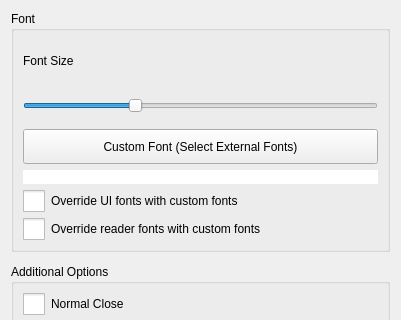
ic005k/Knot-Legacy, file src/Preferences.ui: the form before one commit; both pictures show x 0 to 401 and y 0 to 320 of the 401 by 623 pixel window.
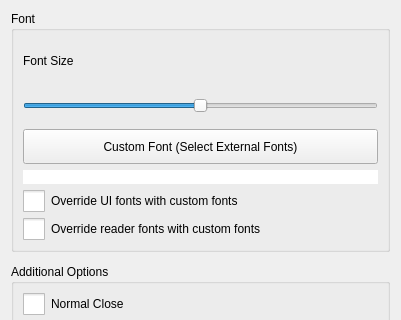
The form after the commit. Icons and pictures are not drawn.

Commit message: Optimized font size.

The edit to the form file:
```diff
--- a/src/Preferences.ui
+++ b/src/Preferences.ui
@@ -60,10 +60,10 @@
          <string notr="true"/>
         </property>
         <property name="minimum">
-         <number>12</number>
+         <number>9</number>
         </property>
         <property name="maximum">
-         <number>25</number>
+         <number>23</number>
         </property>
         <property name="pageStep">
          <number>1</number>
```
The commit also changes 2 other files.
